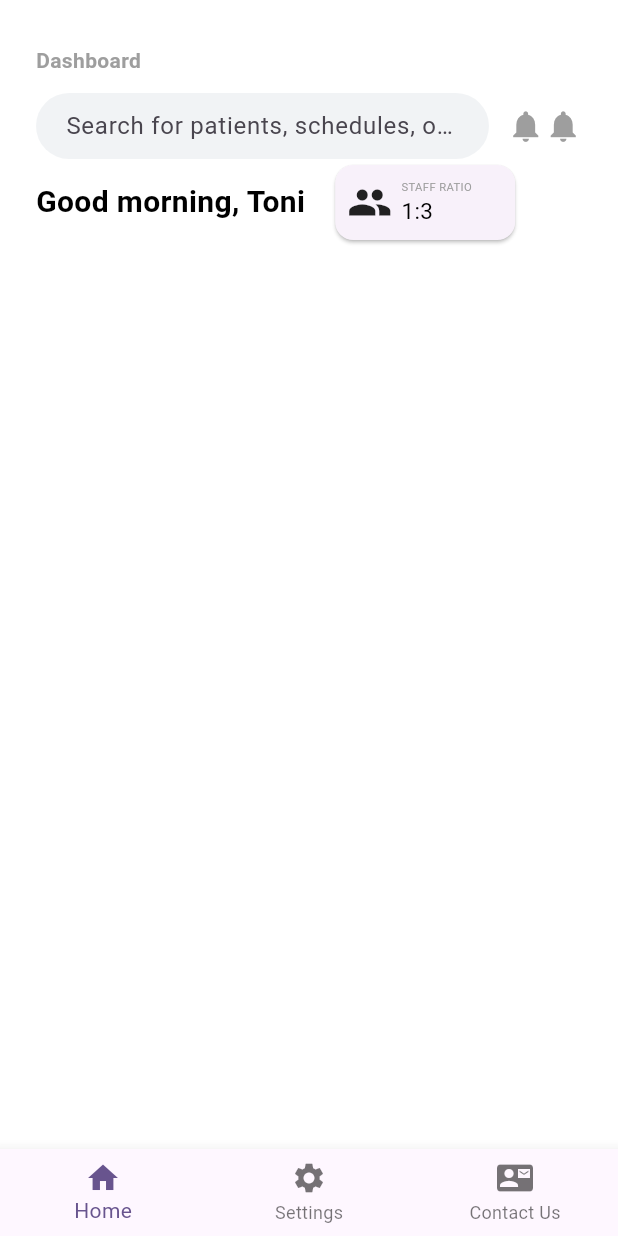
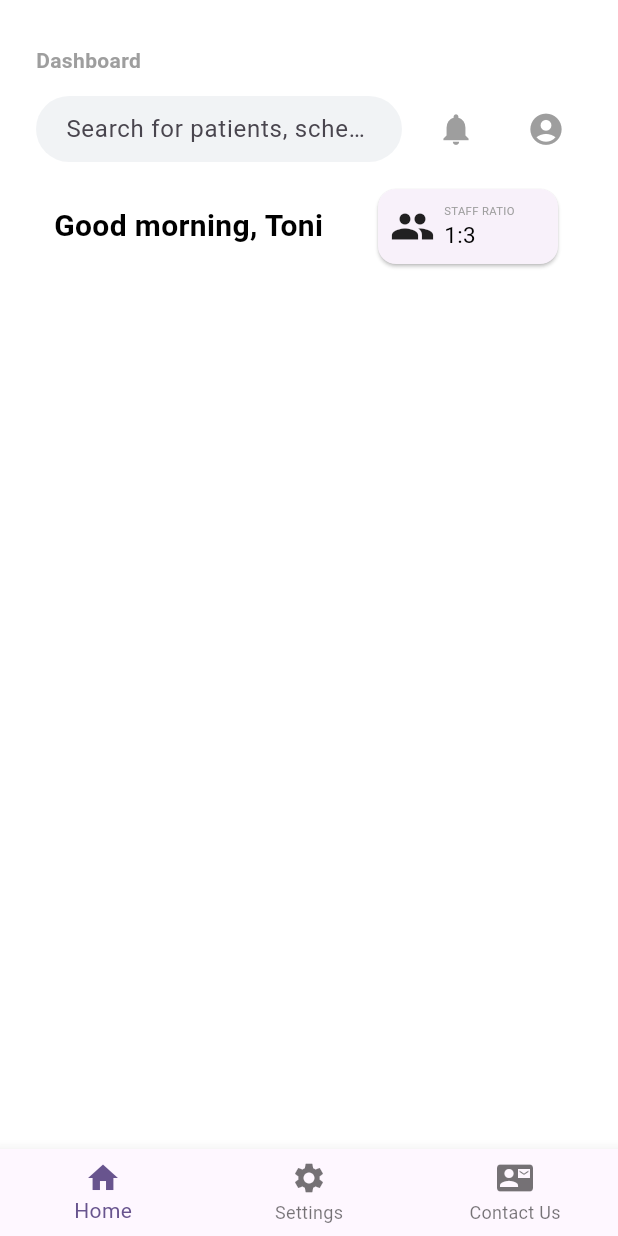
Before and after one commit to ToniF03/nursery, a Flutter app: the screen it shows after launch, on a phone screen of 412 x 824 dp. Run offline on Flutter 3.47's test engine with Material 3 defaults, Android fonts, the phone set to English and light mode, and no system bars.

Commit message:
Add notification and account buttons with dialog alerts in home page

```diff
--- a/lib/main.dart
+++ b/lib/main.dart
@@ -183,20 +183,74 @@ class _MyHomePageState extends State<MyHomePage> {
                     ),
                   ),
                   const SizedBox(width: 12),
-                  const Icon(Icons.notifications, size: 25, color: Colors.grey),
-                  const Icon(Icons.notifications, size: 25, color: Colors.grey),
+                  IconButton(
+                    icon: Icon(
+                      Icons.notifications,
+                      size: 25,
+                      color: Colors.grey,
+                    ),
+                    onPressed: () {
+                      showDialog(
+                        context: context,
+                        builder: (BuildContext context) {
+                          return AlertDialog(
+                            title: const Text('Not Implemented'),
+                            content: const Text(
+                              'This feature is currently under development. Please check back later!',
+                            ),
+                            actions: <Widget>[
+                              TextButton(
+                                onPressed: () => Navigator.of(context).pop(),
+                                child: const Text('OK'),
+                              ),
+                            ],
+                          );
+                        },
+                      );
+                    },
+                  ),
+                  const SizedBox(width: 12),
+                  IconButton(
+                    icon: const Icon(
+                      Icons.account_circle,
+                      size: 25,
+                      color: Colors.grey,
+                    ),
+                    onPressed: () {
+                      showDialog(
+                        context: context,
+                        builder: (BuildContext context) {
+                          return AlertDialog(
+                            title: const Text('Not Implemented'),
+                            content: const Text(
+                              'This feature is currently under development. Please check back later!',
+                            ),
+                            actions: <Widget>[
+                              TextButton(
+                                onPressed: () => Navigator.of(context).pop(),
+                                child: const Text('OK'),
+                              ),
+                            ],
+                          );
+                        },
+                      );
+                    },
+                  ),
                 ],
               ),
-
-              Row(
+              Padding(
+                padding: EdgeInsets.all(12),
+                child: Row(
                   mainAxisAlignment: MainAxisAlignment.start,
                   children: [
-                  const Text(
+                    Expanded(
+                      child: const Text(
                         'Good morning, Toni',
                         style: TextStyle(
                           fontSize: 20,
                           color: Colors.black,
                           fontWeight: FontWeight.bold,
+                        ),
                       ),
                     ),
                     const SizedBox(width: 16),
@@ -244,6 +298,7 @@ class _MyHomePageState extends State<MyHomePage> {
                     ),
                   ],
                 ),
+              ),
             ],
           ),
         );
```
Lines whose indentation alone changed are shown as unchanged.
